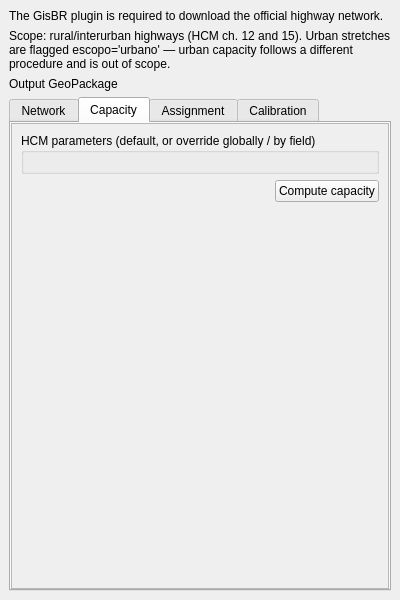
The window that desire_lines/traffic_panel_base.ui (d-camargo/desire_lines) describes before a commit, drawn with Qt 5.
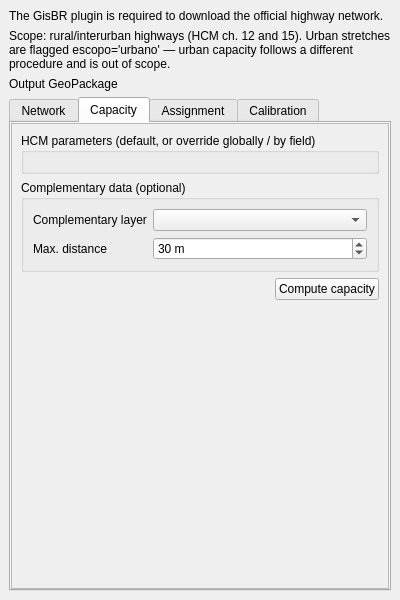
The same window after the commit. The open tabs and pages were chosen to show the change. Custom widgets are drawn as their Qt base class.

Commit message: traffic: padronize malha e estime capacidade HCM em cascata

What changed in the file:
```diff
--- a/desire_lines/traffic_panel_base.ui
+++ b/desire_lines/traffic_panel_base.ui
@@ -197,6 +197,58 @@
            <layout class="QGridLayout" name="taParamsGrid"/>
           </widget>
          </item>
+         <item>
+          <widget class="QGroupBox" name="taComplGroup">
+           <property name="title">
+            <string>Complementary data (optional)</string>
+           </property>
+           <layout class="QGridLayout" name="taComplGrid" columnstretch="0,1">
+            <item row="0" column="0">
+             <widget class="QLabel" name="taLabelCompl">
+              <property name="text">
+               <string>Complementary layer</string>
+              </property>
+             </widget>
+            </item>
+            <item row="0" column="1">
+             <widget class="QgsMapLayerComboBox" name="taComplCombo">
+              <property name="sizePolicy">
+               <sizepolicy hsizetype="Expanding" vsizetype="Fixed">
+                <horstretch>0</horstretch>
+                <verstretch>0</verstretch>
+               </sizepolicy>
+              </property>
+             </widget>
+            </item>
+            <item row="1" column="0">
+             <widget class="QLabel" name="taLabelComplMaxDist">
+              <property name="text">
+               <string>Max. distance</string>
+              </property>
+             </widget>
+            </item>
+            <item row="1" column="1">
+             <widget class="QDoubleSpinBox" name="taComplMaxDist">
+              <property name="decimals">
+               <number>0</number>
+              </property>
+              <property name="minimum">
+               <double>0.000000000000000</double>
+              </property>
+              <property name="maximum">
+               <double>1000.000000000000000</double>
+              </property>
+              <property name="value">
+               <double>30.000000000000000</double>
+              </property>
+              <property name="suffix">
+               <string> m</string>
+              </property>
+             </widget>
+            </item>
+           </layout>
+          </widget>
+         </item>
          <item>
           <layout class="QHBoxLayout" name="taCapacityButtonsLayout">
            <item>
```
The commit also changes 26 other files.
